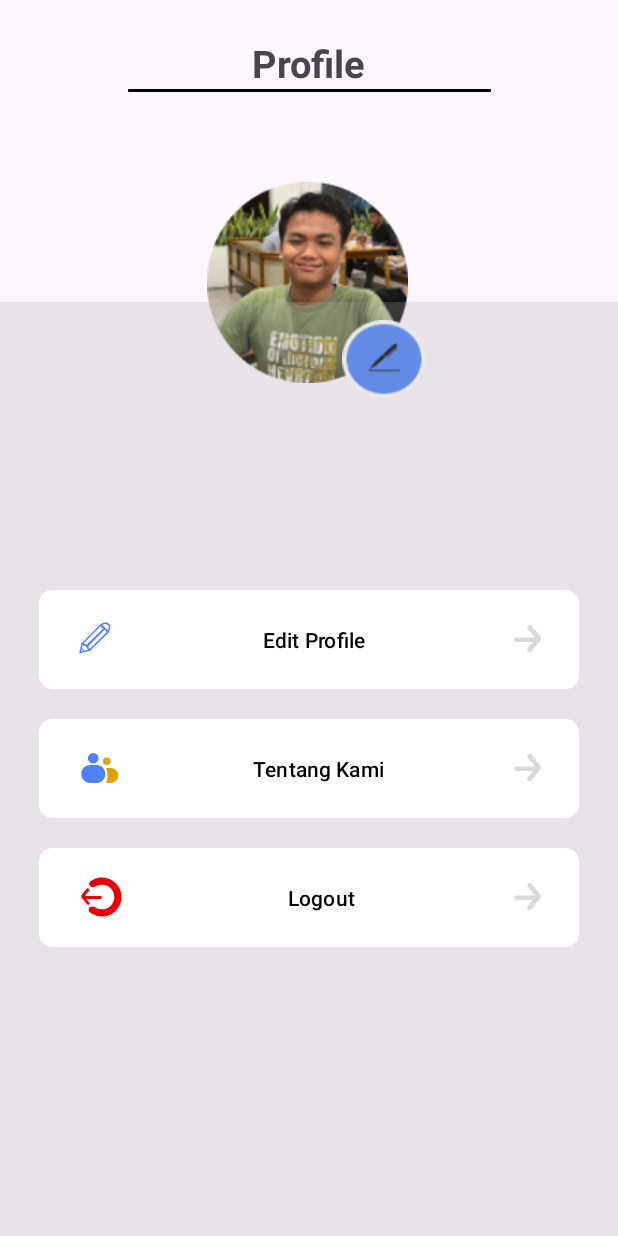
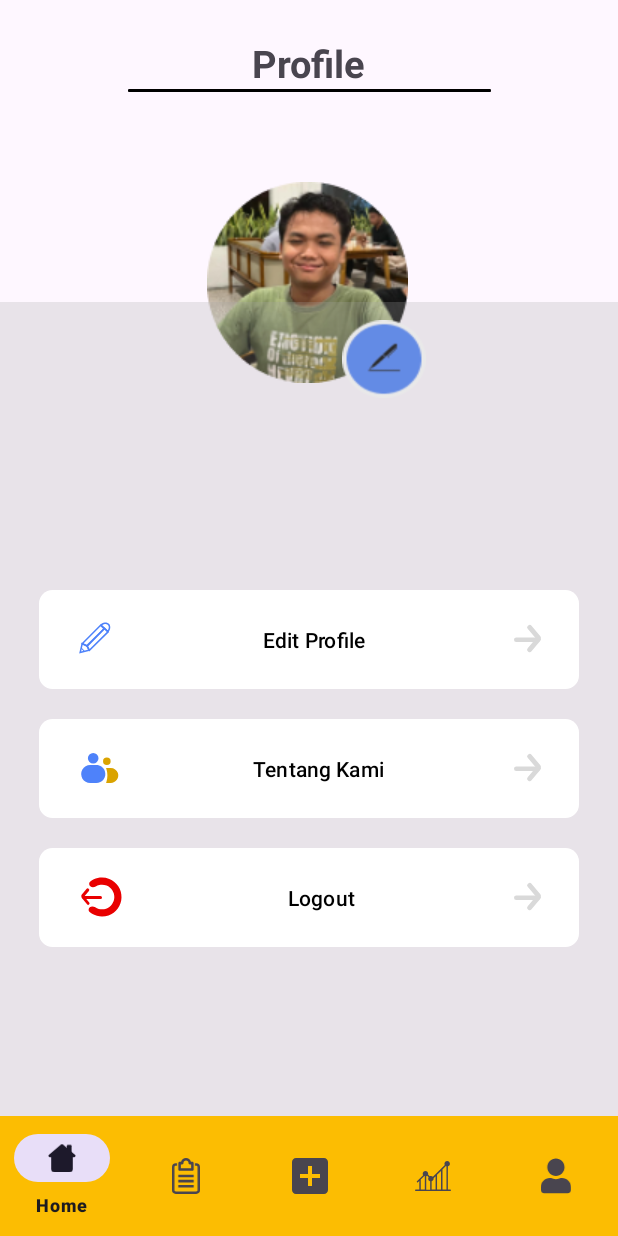
Before and after one commit to Ftih07/MoneyMent, an Android app: the Profile screen opened directly, with no data from a screen before it, on a phone screen of 412 x 824 dp. Run offline under Robolectric (Android 15) with nearby library versions, the phone set to English and light mode, and no system bars.

Commit message:
navbar fix

```diff
--- a/app/src/main/res/layout/activity_home.xml
+++ b/app/src/main/res/layout/activity_home.xml
@@ -152,12 +152,14 @@
         app:layout_constraintTop_toBottomOf="@+id/linearLayout2"
         app:layout_constraintBottom_toTopOf="@+id/bottomNavigationView"
         app:layout_constraintStart_toStartOf="parent"
-        app:layout_constraintEnd_toEndOf="parent" />
+        app:layout_constraintEnd_toEndOf="parent" >
+
+    </FrameLayout>
 
     <com.google.android.material.bottomnavigation.BottomNavigationView
         android:id="@+id/bottomNavigationView"
         android:layout_width="match_parent"
-        android:layout_height="75dp"
+        android:layout_height="wrap_content"
         android:background="#FCBD02"
         app:backgroundTint="@null"
         app:layout_constraintBottom_toBottomOf="parent"
--- a/app/src/main/res/layout/activity_profile.xml
+++ b/app/src/main/res/layout/activity_profile.xml
@@ -72,13 +72,16 @@
         android:layout_height="52dp"
         android:layout_marginTop="152dp"
         android:background="@drawable/buttoneditprofile"
+        android:text=""
         app:backgroundTint="@null"
         app:layout_constraintEnd_toStartOf="@+id/guideline9"
         app:layout_constraintHorizontal_bias="0.659"
         app:layout_constraintStart_toStartOf="@+id/guideline4"
-        app:layout_constraintTop_toBottomOf="@+id/imageView7"></Button>
+        app:layout_constraintTop_toBottomOf="@+id/imageView7"
+        tools:ignore="SpeakableTextPresentCheck"></Button>
 
     <LinearLayout
+        android:id="@+id/linearLayout2"
         android:layout_width="0dp"
         android:layout_height="0dp"
         android:layout_marginTop="140dp"
@@ -128,4 +131,28 @@
             android:textColor="#000000"
             android:drawableRight="@drawable/arrowgray"></Button>
     </LinearLayout>
+
+
+    <FrameLayout
+        android:id="@+id/flFragment"
+        android:layout_width="0dp"
+        android:layout_height="0dp"
+        app:layout_constraintTop_toBottomOf="@+id/linearLayout2"
+        app:layout_constraintBottom_toTopOf="@+id/bottomNavigationView"
+        app:layout_constraintStart_toStartOf="parent"
+        app:layout_constraintEnd_toEndOf="parent" >
+
+    </FrameLayout>
+
+    <com.google.android.material.bottomnavigation.BottomNavigationView
+        android:id="@+id/bottomNavigationView"
+        android:layout_width="match_parent"
+        android:layout_height="wrap_content"
+        android:background="#FCBD02"
+        app:backgroundTint="@null"
+        app:layout_constraintBottom_toBottomOf="parent"
+        app:layout_constraintEnd_toEndOf="parent"
+        app:layout_constraintHorizontal_bias="0.5"
+        app:layout_constraintStart_toStartOf="parent"
+        app:menu="@menu/bottom_nav_menu"/>
 </androidx.constraintlayout.widget.ConstraintLayout>
```
